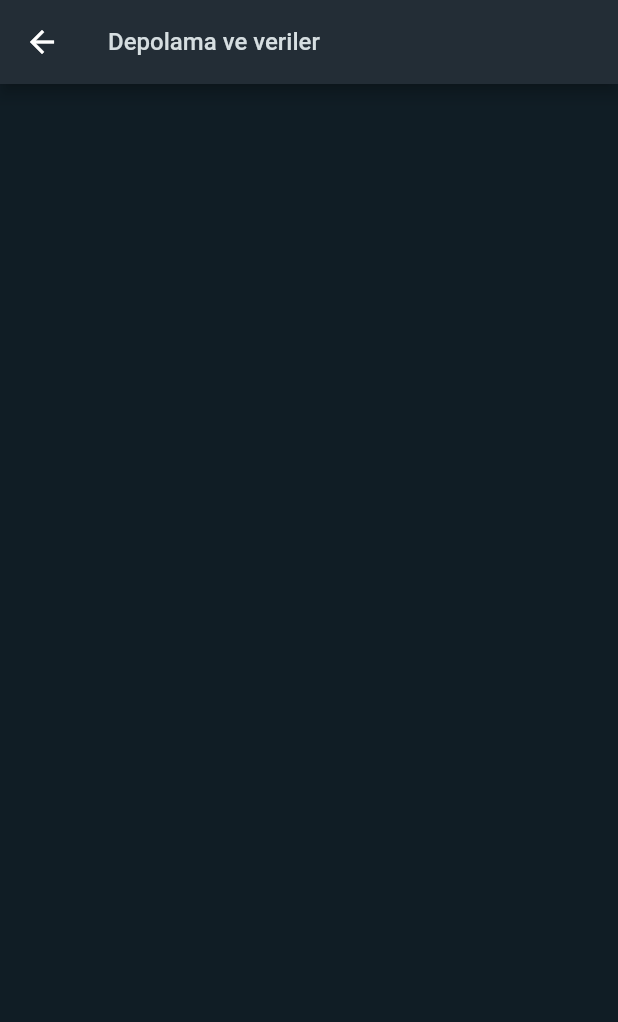
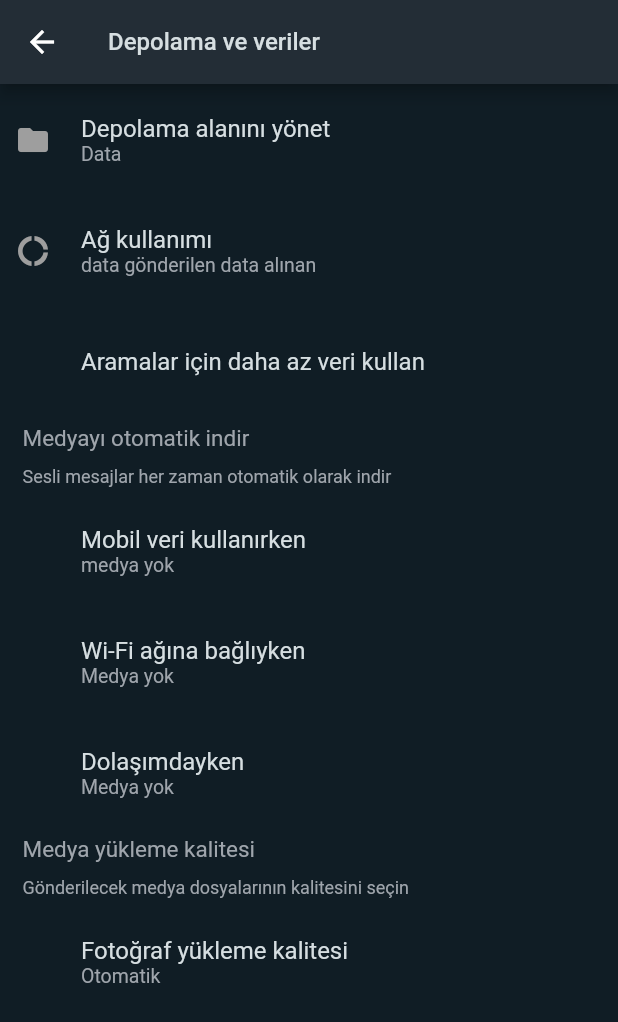
Before and after one commit to Enoben1/whatsapp, a Flutter app: the Depolama screen opened directly, on a phone screen of 412 x 824 dp. Shown: the top 1022 px of the screen. Run offline on Flutter 3.47's test engine with Material 2 defaults, Android fonts, the phone set to English and light mode, and no system bars.

Commit message:
31.12.2021

```diff
--- a/lib/AyarlarSayfaları/Depolama.dart
+++ b/lib/AyarlarSayfaları/Depolama.dart
@@ -1,5 +1,6 @@
 import 'package:flutter/cupertino.dart';
 import 'package:flutter/material.dart';
+import 'package:whatsapp/gerekliler/card.dart';
 import 'package:whatsapp/gerekliler/sabitler.dart';
 
 class Depolama extends StatefulWidget {
@@ -19,7 +20,114 @@ class _DepolamaState extends State<Depolama> {
         title: Text("Depolama ve veriler", style: TextStyle(color: rktext2, fontSize: 16),),
       ),
       body: Column(
-        children: [],
+        crossAxisAlignment: CrossAxisAlignment.start,
+        children: [
+          Container(
+              margin: EdgeInsets.only(right: 15, top: 15, bottom: 15),
+              child: SettingCard(
+                      () {},
+                  Icon(
+                    Icons.folder,
+                    color: Colors.grey,
+                  ),
+                  "Depolama alanını yönet",
+                  "Data"
+              )),//depolama
+          Container(
+              margin: EdgeInsets.only(right: 15, top: 15, bottom: 15),
+              child: SettingCard(
+                      () {},
+                  Icon(
+                    Icons.donut_large,
+                    color: Colors.grey,
+                  ),
+                  "Ağ kullanımı",
+                  "data gönderilen data alınan"
+              )),//ağ kullanımı
+          Container(
+              margin: EdgeInsets.only(right: 15, top: 15, bottom: 15),
+              child: SettingCard(
+                      () {},
+                  Icon(
+                    Icons.donut_large,
+                    color: Colors.transparent,
+                  ),
+                  "Aramalar için daha az veri kullan",
+                  ""
+              )),//aramalar
+          Padding(
+            padding: const EdgeInsets.only(left: 15.0, top: 5, bottom: 5),
+            child: Text(
+              "Medyayı otomatik indir",
+              style: TextStyle(color: rktext, fontSize: 15),
+            ),
+          ),
+          Padding(
+            padding: const EdgeInsets.only(left: 15.0, top: 5, bottom: 5),
+            child: Text(
+              "Sesli mesajlar her zaman otomatik olarak indir",
+              style: TextStyle(color: rktext, fontSize: 12),
+            ),
+          ),
+          Container(
+              margin: EdgeInsets.only(right: 15, top: 15, bottom: 15),
+              child: SettingCard(
+                      () {},
+                  Icon(
+                    Icons.donut_large,
+                    color: Colors.transparent,
+                  ),
+                  "Mobil veri kullanırken",
+                  "medya yok"
+              )),//mobil veri
+          Container(
+              margin: EdgeInsets.only(right: 15, top: 15, bottom: 15),
+              child: SettingCard(
+                      () {},
+                  Icon(
+                    Icons.donut_large,
+                    color: Colors.transparent,
+                  ),
+                  "Wi-Fi ağına bağlıyken",
+                  "Medya yok"
+              )),// wifi
+          Container(
+              margin: EdgeInsets.only(right: 15, top: 15, bottom: 15),
+              child: SettingCard(
+                      () {},
+                  Icon(
+                    Icons.donut_large,
+                    color: Colors.transparent,
+                  ),
+                  "Dolaşımdayken",
+                  "Medya yok"
+              )),//dolaşımdayken
+          Padding(
+            padding: const EdgeInsets.only(left: 15.0, top: 5, bottom: 5),
+            child: Text(
+              "Medya yükleme kalitesi",
+              style: TextStyle(color: rktext, fontSize: 15),
+            ),
+          ),
+          Padding(
+            padding: const EdgeInsets.only(left: 15.0, top: 5, bottom: 5),
+            child: Text(
+              "Gönderilecek medya dosyalarının kalitesini seçin",
+              style: TextStyle(color: rktext, fontSize: 12),
+            ),
+          ),
+          Container(
+              margin: EdgeInsets.only(right: 15, top: 15, bottom: 15),
+              child: SettingCard(
+                      () {},
+                  Icon(
+                    Icons.donut_large,
+                    color: Colors.transparent,
+                  ),
+                  "Fotoğraf yükleme kalitesi",
+                  "Otomatik"
+              )),//Fotograf
+        ],
       ),
     );
   }
--- a/lib/AyarlarSayfaları/Settings.dart
+++ b/lib/AyarlarSayfaları/Settings.dart
@@ -228,7 +228,7 @@ class _SettingsPageState extends State<SettingsPage> {
                       SettingCard(
                               () {},
                           Icon(
-                            Icons.storage,
+                            Icons.donut_large,
                             color: Colors.grey,
                             size: 22,
                           ),
--- a/lib/MessagePage.dart
+++ b/lib/MessagePage.dart
@@ -22,18 +22,18 @@ class _MessagePageState extends State<MessagePage> {
     return Scaffold(
       backgroundColor: isDarkMode?rkbackground:Colors.white,
       appBar: AppBar(
+        leading:  IconButton(
+          onPressed: () {
+            Navigator.pop(context);
+          },
+          icon: Icon(Icons.arrow_back),
+          splashRadius: 30,
+        ),
         automaticallyImplyLeading: false,
         backgroundColor: isDarkMode?rkappbar:rkwhatsappGreen,
         title: Row(
           mainAxisAlignment: MainAxisAlignment.start,
           children: [
-            IconButton(
-              onPressed: () {
-                Navigator.pop(context);
-              },
-              icon: Icon(Icons.arrow_back),
-              splashRadius: 30,
-            ),
             CircleAvatar(
               backgroundImage:
                   AssetImage('Resimler/Kisiler/' + widget.Nametext + ".JPG"),
```
